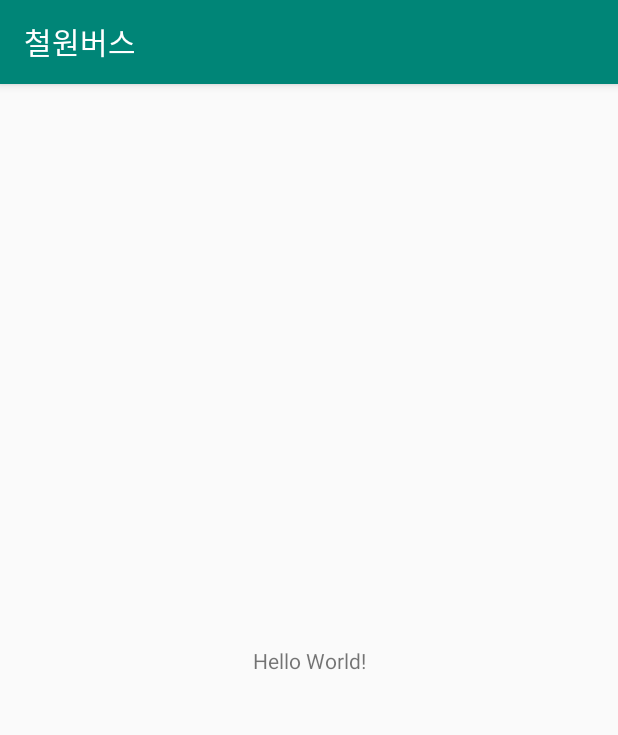
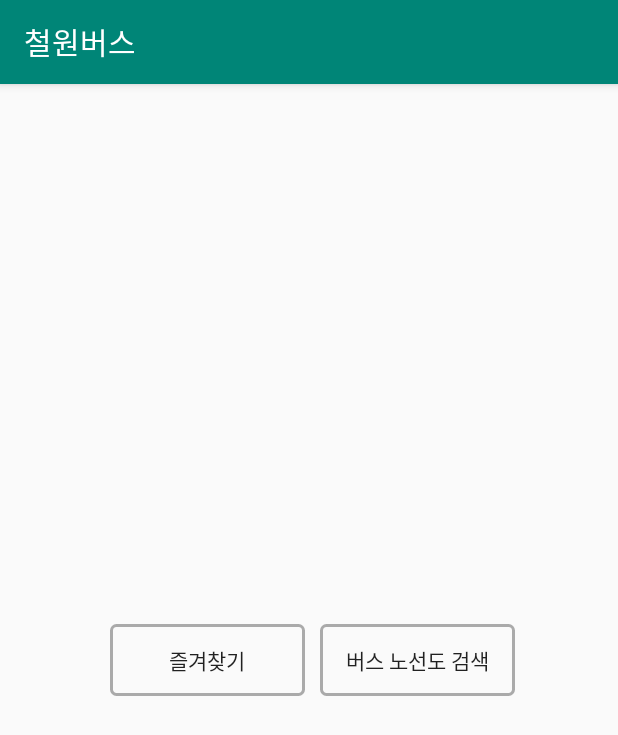
Before and after one commit to lijungddak/CheolwonBUS, an Android app: the screen it shows after launch (MainActivity), on a phone screen of 412 x 824 dp. Shown: the top 735 px of the screen. Run offline under Robolectric (Android 15) with nearby library versions, the phone set to English and light mode, and no system bars.

Commit message:
메인화면 UI

```diff
--- /dev/null
+++ b/app/src/main/res/drawable/my_button_bg.xml
@@ -0,0 +1,6 @@
+<?xml version="1.0" encoding="utf-8"?>
+<shape xmlns:android="http://schemas.android.com/apk/res/android"
+    android:shape="rectangle">
+    <corners android:radius="3dp" />
+    <stroke android:width="3px" android:color="@android:color/darker_gray" />
+</shape>
--- a/app/src/main/res/layout/activity_main.xml
+++ b/app/src/main/res/layout/activity_main.xml
@@ -6,13 +6,26 @@
     android:layout_height="match_parent"
     tools:context=".MainActivity">
 
-    <TextView
-        android:layout_width="wrap_content"
+    <Button
+        android:id="@+id/btnFavorites"
+        android:layout_width="130dp"
         android:layout_height="wrap_content"
-        android:text="Hello World!"
-        app:layout_constraintBottom_toBottomOf="parent"
-        app:layout_constraintLeft_toLeftOf="parent"
-        app:layout_constraintRight_toRightOf="parent"
-        app:layout_constraintTop_toTopOf="parent" />
+        android:text="@string/btnFavoritesText"
+        android:background="@drawable/my_button_bg"
+        android:layout_marginLeft="73dp"
+        app:layout_constraintStart_toStartOf="parent"
+        app:layout_constraintTop_toTopOf="parent"
+        app:layout_constraintBottom_toBottomOf="parent"/>
+
+    <Button
+        android:id="@+id/btnSearch"
+        android:layout_width="130dp"
+        android:layout_height="wrap_content"
+        android:text="@string/btnSearchText"
+        android:background="@drawable/my_button_bg"
+        android:layout_marginLeft="10dp"
+        app:layout_constraintStart_toEndOf="@id/btnFavorites"
+        app:layout_constraintTop_toTopOf="parent"
+        app:layout_constraintBottom_toBottomOf="parent"/>
 
 </android.support.constraint.ConstraintLayout>
--- a/app/src/main/res/values/strings.xml
+++ b/app/src/main/res/values/strings.xml
@@ -1,3 +1,5 @@
 <resources>
     <string name="app_name">철원버스</string>
+    <string name="btnFavoritesText">즐겨찾기</string>
+    <string name="btnSearchText">버스 노선도 검색</string>
 </resources>
```
